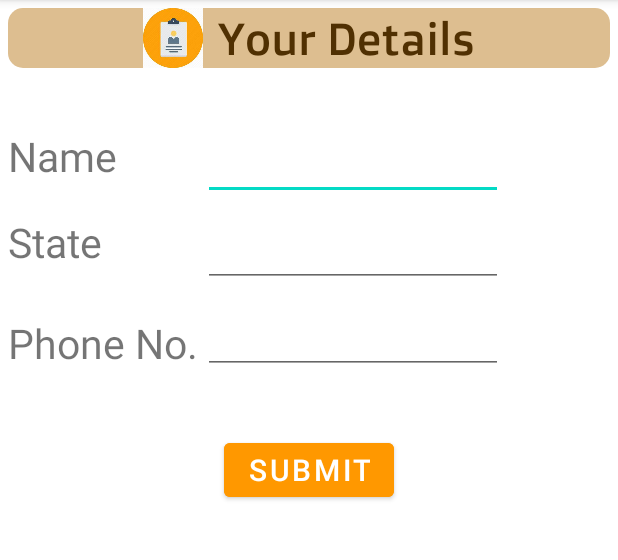
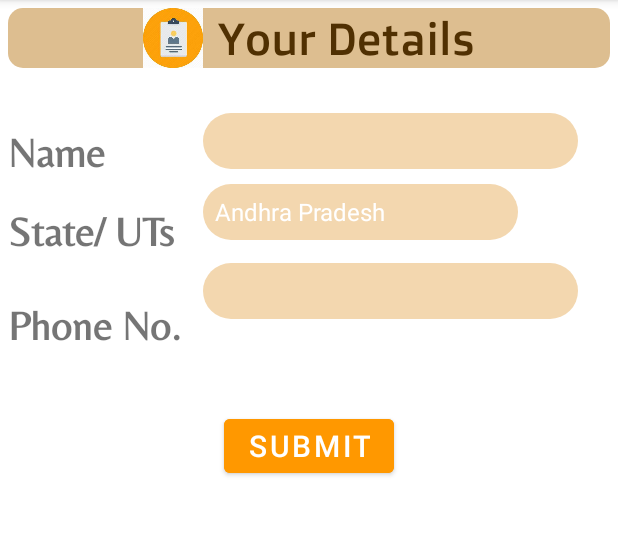
Before and after one commit to tiwari-aditi/CQuant, an Android app: the NGOs screen opened directly, with no data from a screen before it, on a phone screen of 412 x 824 dp, the part 84-644 px from its top. Run offline under Robolectric (Android 15) with nearby library versions, the phone set to English and light mode, and no system bars.

Commit message:
ngo variation

```diff
--- a/app/src/main/java/com/example/cquant/NGOs.java
+++ b/app/src/main/java/com/example/cquant/NGOs.java
@@ -3,6 +3,8 @@ package com.example.cquant;
 import androidx.appcompat.app.AppCompatActivity;
 
 import android.os.Bundle;
+import android.widget.ArrayAdapter;
+import android.widget.Spinner;
 
 public class NGOs extends AppCompatActivity {
 
@@ -10,5 +12,9 @@ public class NGOs extends AppCompatActivity {
     protected void onCreate(Bundle savedInstanceState) {
         super.onCreate(savedInstanceState);
         setContentView(R.layout.activity_ngos);
+        Spinner states = findViewById(R.id.States);
+        String[] items = new String[]{"Andhra Pradesh", "Arunachal Pradesh", "Assam", "Bihar", "Chhattisgarh", "Goa", "Gujarat", "Haryana", "Himachal Pradesh", "Jharkhand", "Karnataka", "Kerala", "Madhya Pradesh", "Maharashtra", "Manipur", "Meghalaya", "Mizoram", "Nagaland", "Odisha", "Punjab", "Rajasthan", "Sikkim", "Tamil Nadu", "Tripura", "Uttar Pradesh", "Uttrakhand", "West Bengal" ,"Andaman & Nicobar Islands", "Chandigarh", "Dadra & Nagar Haveli and Daman & Diu", "Delhi", "Jammu & Kashmir", "Ladakh", "Lakshadweep", "Puducherry"};
+        ArrayAdapter<String> adapter = new ArrayAdapter<>(getApplicationContext(), android.R.layout.simple_spinner_dropdown_item, items);
+        states.setAdapter(adapter);
     }
 }
--- /dev/null
+++ b/app/src/main/res/drawable/entries_bg.xml
@@ -0,0 +1,5 @@
+<?xml version="1.0" encoding="utf-8"?>
+<shape xmlns:android="http://schemas.android.com/apk/res/android">
+    <solid android:color="#F3D7AF"/>
+    <corners android:radius="60dp"/>
+</shape>
--- a/app/src/main/res/layout/activity_ngos.xml
+++ b/app/src/main/res/layout/activity_ngos.xml
@@ -38,6 +38,7 @@
         </LinearLayout>
         <LinearLayout
             android:id="@+id/containerLinearLayout"
+            android:baselineAligned="false"
             android:layout_width="0dp"
             android:layout_height="wrap_content"
             app:layout_constraintStart_toStartOf="parent"
@@ -52,20 +53,23 @@
                 android:orientation="vertical"
                 android:layout_weight="0.66"
                 >
+
+                <TextView
+                    android:layout_width="wrap_content"
+                    android:layout_height="wrap_content"
+                    android:layout_marginLeft="5dp"
+                    android:layout_marginTop="10dp"
+                    android:text="Name"
+                    android:fontFamily="@font/belleza"
+                    android:textStyle="bold"
+                    android:textSize="27sp" />
                 <TextView
                     android:layout_width="wrap_content"
                     android:layout_height="wrap_content"
                     android:textSize="27sp"
-                    android:text="Name"
-                    android:layout_weight="1"
-                    android:layout_marginLeft="5dp"
-                    android:layout_marginTop="10dp"/>
-                <TextView
-                    android:layout_width="wrap_content"
-                    android:layout_height="wrap_content"
-                    android:textSize="27sp"
-                    android:text="State"
-                    android:layout_weight="1"
+                    android:text="State/ UTs"
+                    android:fontFamily="@font/belleza"
+                    android:textStyle="bold"
                     android:layout_marginLeft="5dp"
                     android:layout_marginTop="20dp"/>
                 <TextView
@@ -73,7 +77,8 @@
                     android:layout_height="wrap_content"
                     android:textSize="27sp"
                     android:text="Phone No."
-                    android:layout_weight="1"
+                    android:fontFamily="@font/belleza"
+                    android:textStyle="bold"
                     android:layout_marginLeft="5dp"
                     android:layout_marginTop="30dp"/>
             </LinearLayout>
@@ -81,33 +86,37 @@
                 android:layout_width="0dp"
                 android:layout_height="wrap_content"
                 android:orientation="vertical"
-                android:layout_weight="1"
+                android:layout_weight="1.34"
                 android:layout_gravity="right"
 
                 >
                 <EditText
-                    android:layout_width="200dp"
+                    android:layout_width="250dp"
                     android:layout_height="wrap_content"
                     android:textSize="27sp"
-                    android:layout_weight="1.5"
                     android:layout_marginRight="5dp"
-                    android:inputType="text"/>
+                    android:inputType="text"
+                    android:background="@drawable/entries_bg"
+                    />
+
+                <Spinner
+                    android:id="@+id/States"
+                    android:layout_width="210dp"
+                    android:layout_height="37dp"
+                    android:spinnerMode="dialog"
+                    android:layout_marginTop="10dp"
+                    android:background="@drawable/entries_bg"
+                    />
+
 
                 <EditText
-                    android:layout_width="200dp"
-                    android:layout_height="wrap_content"
-                    android:layout_marginRight="5dp"
-                    android:layout_weight="1.5"
-                    android:inputType="text"
-                    android:textSize="27sp" />
-
-                <EditText
-                    android:layout_width="200dp"
+                    android:layout_width="250dp"
                     android:layout_height="wrap_content"
                     android:textSize="27sp"
-                    android:layout_weight="1.5"
                     android:layout_marginRight="5dp"
-                    android:inputType="text"/>
+                    android:background="@drawable/entries_bg"
+                    android:inputType="text"
+                    android:layout_marginTop="15dp"/>
             </LinearLayout>
         </LinearLayout>
     <Button
```
Also changed, not shown: app/src/main/res/font/arapey.ttf (added), app/src/main/res/font/belleza.ttf (added).
